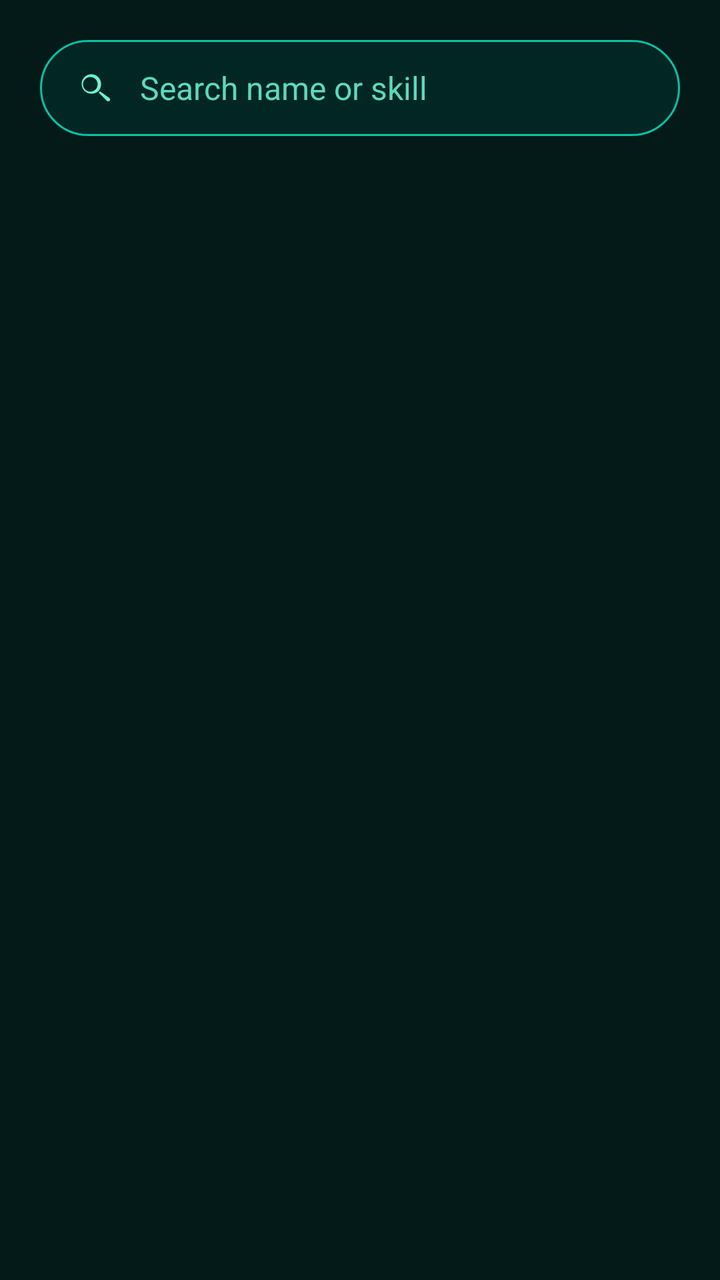
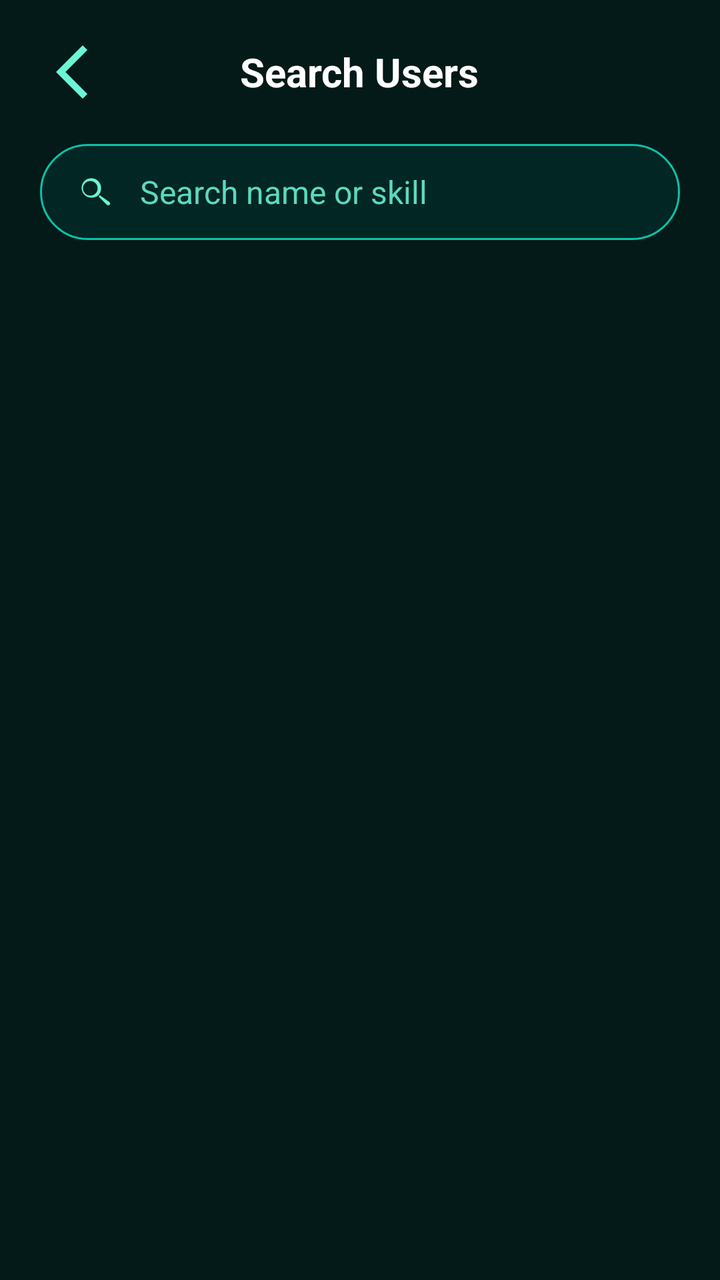

Two renders of the same Android screen: before a commit and after it. Below are the layout's source before the change and the commit's diff.
<!-- AndroidManifest.xml: application theme Theme.SkillSwapAGenZSkillExchanger -->
<!-- res/layout/activity_search.xml -->
<?xml version="1.0" encoding="utf-8"?>
<LinearLayout xmlns:android="http://schemas.android.com/apk/res/android"
    xmlns:app="http://schemas.android.com/apk/res-auto"
    android:layout_width="match_parent"
    android:layout_height="match_parent"
    android:orientation="vertical"
    android:background="#031A18"
    android:padding="20dp">

    
    <LinearLayout
        android:layout_width="match_parent"
        android:layout_height="48dp"
        android:orientation="horizontal"
        android:gravity="center_vertical"
        android:paddingHorizontal="16dp"
        android:background="@drawable/rounded_search_bg"
        android:layout_marginBottom="20dp">

        <ImageView
            android:layout_width="22dp"
            android:layout_height="22dp"
            android:src="@drawable/ic_search"
            app:tint="#6CF5D4" />

        <EditText
            android:id="@+id/etSearch"
            android:layout_width="0dp"
            android:layout_height="wrap_content"
            android:layout_weight="1"
            android:paddingStart="12dp"
            android:hint="Search name or skill"
            android:textColor="#FFFFFF"
            android:textColorHint="#5CD9C0"
            android:background="@android:color/transparent"
            android:textSize="16sp"
            android:imeOptions="actionSearch"
            android:inputType="text"/>
    </LinearLayout>

    <FrameLayout
        android:layout_width="match_parent"
        android:layout_height="match_parent">

        <androidx.recyclerview.widget.RecyclerView
            android:id="@+id/rvSearchResults"
            android:layout_width="match_parent"
            android:layout_height="match_parent"
            android:visibility="gone"/>

        <TextView
            android:id="@+id/tvNoUserFound"
            android:layout_width="wrap_content"
            android:layout_height="wrap_content"
            android:layout_gravity="center"
            android:text="No user found"
            android:textColor="#5CD9C0"
            android:textSize="18sp"
            android:visibility="gone"/>

        <ProgressBar
            android:id="@+id/progressBar"
            android:layout_width="wrap_content"
            android:layout_height="wrap_content"
            android:layout_gravity="center"
            android:visibility="gone"
            android:indeterminateTint="#6CF5D4"/>
    </FrameLayout>

</LinearLayout>
<!-- resources referenced by this layout -->
<resources>
  <!-- drawable ic_search (drawable) -->
  <vector xmlns:android="http://schemas.android.com/apk/res/android"
      android:width="24dp"
      android:height="24dp"
      android:viewportWidth="24"
      android:viewportHeight="24">
  
      <path
          android:fillColor="#6CF5D4"
          android:pathData="M15.5,14h-0.79l-0.28,-0.27
              c1.02,-1.18 1.57,-2.71 1.41,-4.38
              -0.23,-2.53 -2.23,-4.57 -4.76,-4.83
              -3.34,-0.34 -6.15,2.47 -5.81,5.81
              0.26,2.53 2.3,4.53 4.83,4.76
              1.67,0.16 3.2,-0.39 4.38,-1.41
              l0.27,0.28v0.79l4.25,4.25
              c0.41,0.41 1.07,0.41 1.48,0
              0.41,-0.41 0.41,-1.07 0,-1.48L15.5,14z
              M10,14c-2.21,0 -4,-1.79 -4,-4
              s1.79,-4 4,-4 4,1.79 4,4
              -1.79,4 -4,4z" />
  </vector>
  <!-- drawable rounded_search_bg (drawable) -->
  <shape xmlns:android="http://schemas.android.com/apk/res/android"
      android:shape="rectangle">
      <solid android:color="#022623"/>
      <corners android:radius="30dp"/>
      <stroke android:width="1dp" android:color="#0AC1A7"/>
  </shape>
  <style name="Theme.SkillSwapAGenZSkillExchanger" parent="Base.Theme.SkillSwapAGenZSkillExchanger" />
  <style name="Base.Theme.SkillSwapAGenZSkillExchanger" parent="Theme.Material3.DayNight.NoActionBar">
          
          <item name="android:statusBarColor">#103238</item>
          
      </style>
</resources>

<!-- the commit's change to res/layout/activity_search.xml (unified diff, before → after) -->
@@ -6,6 +6,32 @@
     android:orientation="vertical"
     android:background="#031A18"
     android:padding="20dp">
+
+    
+    <RelativeLayout
+        android:layout_width="match_parent"
+        android:layout_height="wrap_content"
+        android:layout_marginBottom="20dp">
+
+        <ImageView
+            android:id="@+id/btn_back_search"
+            android:layout_width="32dp"
+            android:layout_height="32dp"
+            android:layout_centerVertical="true"
+            android:src="@drawable/ic_back_activity"
+            android:contentDescription="Back"
+            app:tint="#6CF5D4"
+            android:background="?attr/selectableItemBackgroundBorderless"/>
+
+        <TextView
+            android:layout_width="wrap_content"
+            android:layout_height="wrap_content"
+            android:layout_centerInParent="true"
+            android:text="Search Users"
+            android:textColor="#FFFFFF"
+            android:textSize="20sp"
+            android:textStyle="bold" />
+    </RelativeLayout>
 
     
     <LinearLayout
@@ -53,7 +79,7 @@
             android:layout_width="wrap_content"
             android:layout_height="wrap_content"
             android:layout_gravity="center"
-            android:text="No user found"
+            android:text="No Match user found"
             android:textColor="#5CD9C0"
             android:textSize="18sp"
             android:visibility="gone"/>
<!-- resource entries referenced after the edit -->
@@ -1,5 +1,11 @@
 <!-- resources referenced by this layout -->
 <resources>
+  <!-- drawable ic_back_activity (drawable) -->
+  <vector xmlns:android="http://schemas.android.com/apk/res/android" android:height="24dp" android:tint="#27F3B3" android:viewportHeight="24" android:viewportWidth="24" android:width="24dp">
+        
+      <path android:fillColor="@android:color/white" android:pathData="M17.77,3.77l-1.77,-1.77l-10,10l10,10l1.77,-1.77l-8.23,-8.23z"/>
+      
+  </vector>
   <!-- drawable ic_search (drawable) -->
   <vector xmlns:android="http://schemas.android.com/apk/res/android"
       android:width="24dp"
